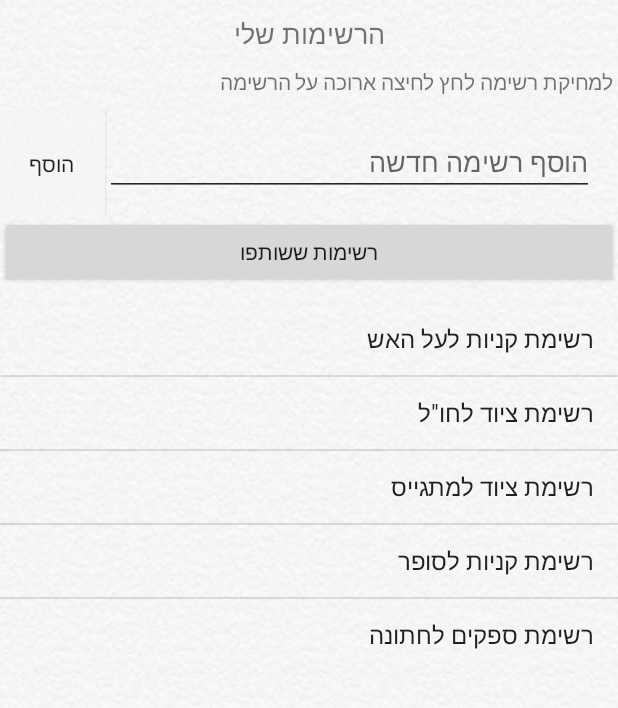
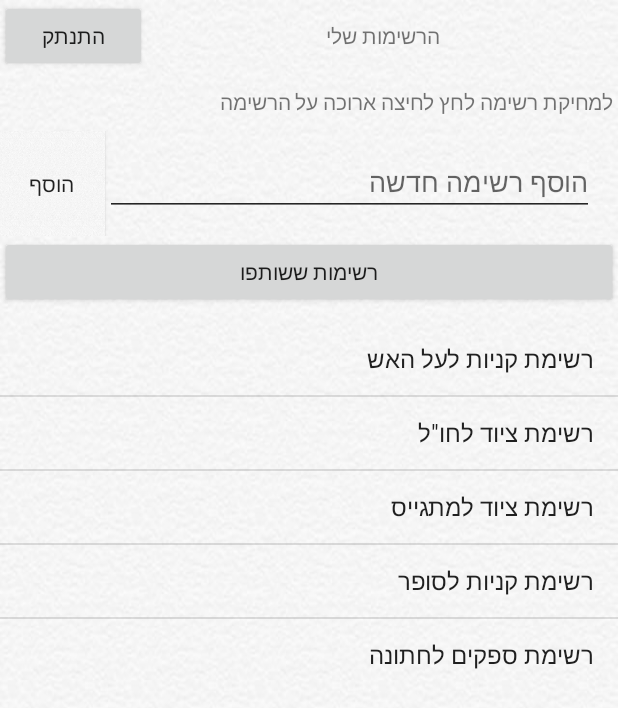
Before and after one commit to shlomiasraf/RememberList, an Android app: the screen it shows after launch once a user with an empty profile is signed in (MyListsActivity), on a phone screen of 412 x 824 dp. Shown: the top 708 px of the screen. Run offline under Robolectric (Android 15) with nearby library versions, the phone set to English and light mode, and no system bars; our stand-ins replace Firebase (no records; nobody signed in at launch, a user with empty details on screens opened directly).

Commit message:
Update activity_mylists.xml

```diff
--- a/app/src/main/res/layout/activity_mylists.xml
+++ b/app/src/main/res/layout/activity_mylists.xml
@@ -1,65 +1,84 @@
 <?xml version="1.0" encoding="utf-8"?>
 <LinearLayout xmlns:android="http://schemas.android.com/apk/res/android"
-              xmlns:tools="http://schemas.android.com/tools"
-              android:id="@+id/l2"
-              android:layout_width="fill_parent"
-              android:layout_height="fill_parent"
-              android:orientation="vertical"
-              android:background="@drawable/background"
-    >
+    xmlns:tools="http://schemas.android.com/tools"
+    android:id="@+id/l2"
+    android:layout_width="fill_parent"
+    android:layout_height="wrap_content"
+    android:background="@drawable/background"
+    android:orientation="vertical">
+
+    <LinearLayout
+        android:layout_width="match_parent"
+        android:layout_height="wrap_content"
+        android:orientation="horizontal">
+
+        <Button
+            android:id="@+id/signOutButton"
+            android:layout_width="98dp"
+            android:layout_height="match_parent"
+            android:text="התנתק" />
+
+        <TextView
+            android:layout_width="314dp"
+            android:layout_height="match_parent"
+            android:gravity="center"
+            android:text="הרשימות שלי"
+            android:textSize="14sp" />
+
+    </LinearLayout>
+
     <Space
         android:layout_width="1dp"
-        android:layout_height="10dp"/>
-    <TextView
-        android:layout_width="match_parent"
-        android:layout_height="wrap_content"
-        android:gravity="center"
-        android:text="הרשימות שלי"
-        android:textSize="18dp"/>
-    <Space
-        android:layout_width="1dp"
-        android:layout_height="10dp"/>
+        android:layout_height="10dp" />
+
     <TextView
         android:layout_width="match_parent"
         android:layout_height="wrap_content"
         android:gravity="right"
-        android:text=" למחיקת רשימה לחץ לחיצה ארוכה על הרשימה"/>
+        android:text=" למחיקת רשימה לחץ לחיצה ארוכה על הרשימה" />
+
     <Space
         android:layout_width="1dp"
-        android:layout_height="10dp"/>
+        android:layout_height="10dp" />
+
     <LinearLayout
         android:layout_width="match_parent"
         android:layout_height="wrap_content"
-        android:orientation="horizontal"
-        android:focusableInTouchMode="true">
+        android:focusableInTouchMode="true"
+        android:orientation="horizontal">
+
         <requestFocus />>
+
         <Button
             android:id="@+id/add"
             android:layout_width="70dp"
             android:layout_height="70dp"
-            android:text="הוסף"
             android:background="@drawable/background"
-            />
+            android:text="הוסף" />
+
         <EditText
             android:id="@+id/editText"
-            android:layout_marginRight="@dimen/fab_margin"
             android:layout_width="match_parent"
             android:layout_height="wrap_content"
-            android:hint="הוסף רשימה חדשה"
-            android:backgroundTint="#d8000000"/>
+            android:layout_marginRight="@dimen/fab_margin"
+            android:backgroundTint="#d8000000"
+            android:hint="הוסף רשימה חדשה" />
     </LinearLayout>
+
     <Button
         android:id="@+id/sharelists"
         android:layout_width="match_parent"
         android:layout_height="wrap_content"
-        android:text="רשימות ששותפו"/>
+        android:text="רשימות ששותפו" />
+
     <Space
         android:layout_width="1dp"
-        android:layout_height="10dp"/>
+        android:layout_height="10dp" />
+
     <ListView
         android:id="@+id/listView"
         android:layout_width="match_parent"
         android:layout_height="wrap_content"
-        android:layout_below="@+id/text2"/>
+        android:layout_below="@+id/text2" />
     />
 </LinearLayout>
```
